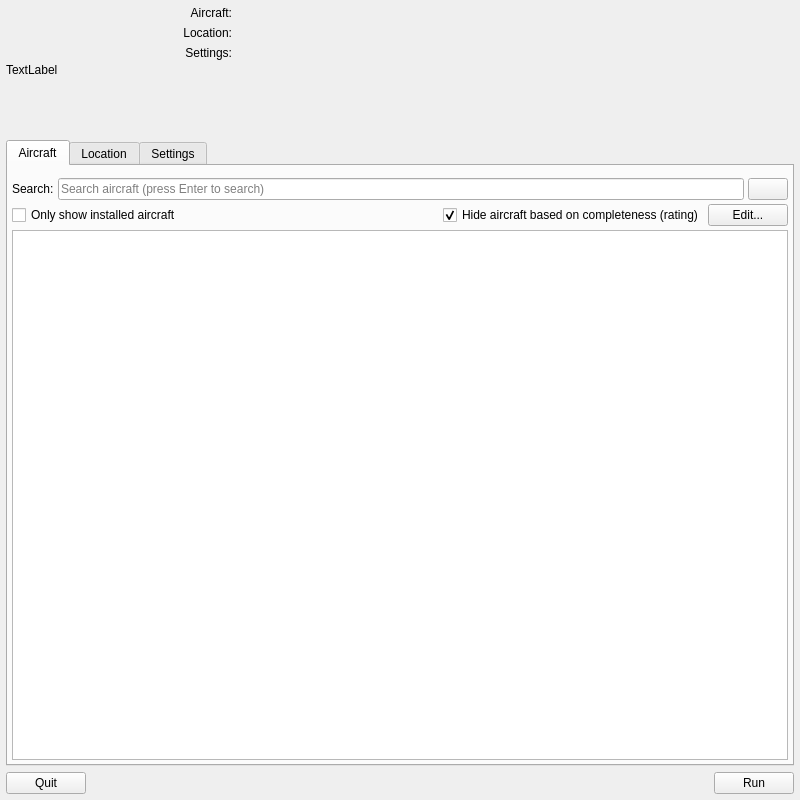
Qt form src/GUI/Launcher.ui (FlightGear/flightgear) before a commit.
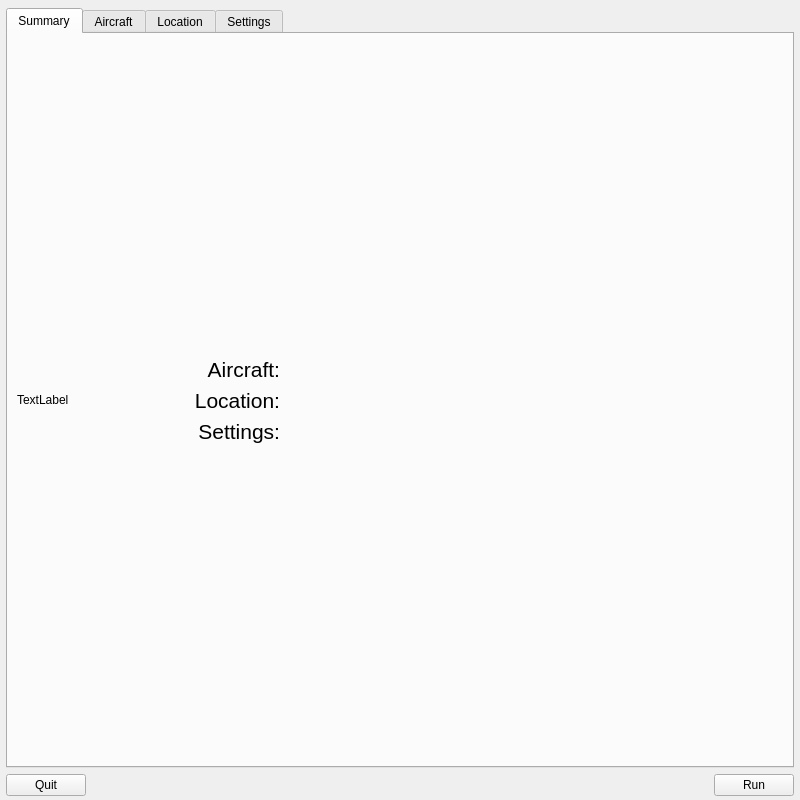
The same form after that commit. Custom widgets are drawn as their Qt base class.

Commit message:
Move launcher summary to a separate tab.
This is an experiment to reduce the vertical height needed by the
launcher.

Diff of the .ui file:
```diff
--- a/src/GUI/Launcher.ui
+++ b/src/GUI/Launcher.ui
@@ -13,25 +13,45 @@
   <property name="windowTitle">
    <string>Start FlightGear</string>
   </property>
-  <layout class="QVBoxLayout" name="verticalLayout_2" stretch="0,1,0">
-   <property name="spacing">
-    <number>6</number>
-   </property>
+  <layout class="QGridLayout" name="gridLayout_2">
    <property name="leftMargin">
     <number>6</number>
    </property>
    <property name="topMargin">
-    <number>6</number>
+    <number>8</number>
    </property>
    <property name="rightMargin">
     <number>6</number>
    </property>
    <property name="bottomMargin">
-    <number>6</number>
+    <number>4</number>
    </property>
-   <item>
-    <layout class="QGridLayout" name="gridLayout_2" columnstretch="0,0,1">
-     <item row="3" column="2">
+   <item row="0" column="0">
+    <widget class="QTabWidget" name="tabWidget">
+     <property name="currentIndex">
+      <number>0</number>
+     </property>
+     <widget class="QWidget" name="summaryTab">
+      <attribute name="title">
+       <string>Summary</string>
+      </attribute>
+      <layout class="QGridLayout" name="gridLayout_3" rowstretch="1,0,0,0,1" columnstretch="2,0,2">
+       <item row="2" column="1">
+        <widget class="QLabel" name="label_3">
+         <property name="font">
+          <font>
+           <pointsize>16</pointsize>
+          </font>
+         </property>
+         <property name="text">
+          <string>Location:</string>
+         </property>
+         <property name="alignment">
+          <set>Qt::AlignRight|Qt::AlignTop|Qt::AlignTrailing</set>
+         </property>
+        </widget>
+       </item>
+       <item row="4" column="2">
       <spacer name="verticalSpacer_2">
        <property name="orientation">
         <enum>Qt::Vertical</enum>
@@ -39,13 +59,48 @@
        <property name="sizeHint" stdset="0">
         <size>
          <width>20</width>
-         <height>40</height>
+           <height>294</height>
         </size>
        </property>
       </spacer>
      </item>
-     <item row="0" column="2">
-      <widget class="QLabel" name="aircraftDescription">
+       <item row="3" column="1">
+        <widget class="QLabel" name="label_5">
+         <property name="font">
+          <font>
+           <pointsize>16</pointsize>
+          </font>
+         </property>
+         <property name="text">
+          <string>Settings:</string>
+         </property>
+         <property name="alignment">
+          <set>Qt::AlignRight|Qt::AlignTop|Qt::AlignTrailing</set>
+         </property>
+        </widget>
+       </item>
+       <item row="1" column="1">
+        <widget class="QLabel" name="label_4">
+         <property name="font">
+          <font>
+           <pointsize>16</pointsize>
+          </font>
+         </property>
+         <property name="text">
+          <string>Aircraft:</string>
+         </property>
+         <property name="alignment">
+          <set>Qt::AlignRight|Qt::AlignTop|Qt::AlignTrailing</set>
+         </property>
+        </widget>
+       </item>
+       <item row="3" column="2">
+        <widget class="QLabel" name="settingsDescription">
+         <property name="font">
+          <font>
+           <pointsize>16</pointsize>
+          </font>
+         </property>
        <property name="text">
         <string/>
        </property>
@@ -55,7 +110,27 @@
       </widget>
      </item>
      <item row="1" column="2">
+        <widget class="QLabel" name="aircraftDescription">
+         <property name="font">
+          <font>
+           <pointsize>16</pointsize>
+          </font>
+         </property>
+         <property name="text">
+          <string/>
+         </property>
+         <property name="wordWrap">
+          <bool>true</bool>
+         </property>
+        </widget>
+       </item>
+       <item row="2" column="2">
       <widget class="QLabel" name="locationDescription">
+         <property name="font">
+          <font>
+           <pointsize>16</pointsize>
+          </font>
+         </property>
        <property name="text">
         <string/>
        </property>
@@ -64,7 +139,20 @@
        </property>
       </widget>
      </item>
-     <item row="0" column="0" rowspan="4">
+       <item row="0" column="2">
+        <spacer name="verticalSpacer_3">
+         <property name="orientation">
+          <enum>Qt::Vertical</enum>
+         </property>
+         <property name="sizeHint" stdset="0">
+          <size>
+           <width>20</width>
+           <height>40</height>
+          </size>
+         </property>
+        </spacer>
+       </item>
+       <item row="0" column="0" rowspan="5">
       <widget class="QLabel" name="thumbnail">
        <property name="sizePolicy">
         <sizepolicy hsizetype="Fixed" vsizetype="Fixed">
@@ -83,53 +171,8 @@
        </property>
       </widget>
      </item>
-     <item row="1" column="1">
-      <widget class="QLabel" name="label_3">
-       <property name="text">
-        <string>Location:</string>
-       </property>
-       <property name="alignment">
-        <set>Qt::AlignRight|Qt::AlignTop|Qt::AlignTrailing</set>
-       </property>
-      </widget>
-     </item>
-     <item row="0" column="1">
-      <widget class="QLabel" name="label_4">
-       <property name="text">
-        <string>Aircraft:</string>
-       </property>
-       <property name="alignment">
-        <set>Qt::AlignRight|Qt::AlignTop|Qt::AlignTrailing</set>
-       </property>
-      </widget>
-     </item>
-     <item row="2" column="1">
-      <widget class="QLabel" name="label_5">
-       <property name="text">
-        <string>Settings:</string>
-       </property>
-       <property name="alignment">
-        <set>Qt::AlignRight|Qt::AlignTop|Qt::AlignTrailing</set>
-       </property>
-      </widget>
-     </item>
-     <item row="2" column="2">
-      <widget class="QLabel" name="settingsDescription">
-       <property name="text">
-        <string/>
-       </property>
-       <property name="wordWrap">
-        <bool>true</bool>
-       </property>
-      </widget>
-     </item>
-    </layout>
-   </item>
-   <item>
-    <widget class="QTabWidget" name="tabWidget">
-     <property name="currentIndex">
-      <number>0</number>
-     </property>
+      </layout>
+     </widget>
      <widget class="QWidget" name="aircraftTab">
       <attribute name="title">
        <string>Aircraft</string>
@@ -558,7 +601,7 @@
      </widget>
     </widget>
    </item>
-   <item>
+   <item row="1" column="0">
     <layout class="QHBoxLayout" name="horizontalLayout">
      <item>
       <widget class="QPushButton" name="quitButton">
```
Lines whose indentation alone changed are shown as unchanged.
